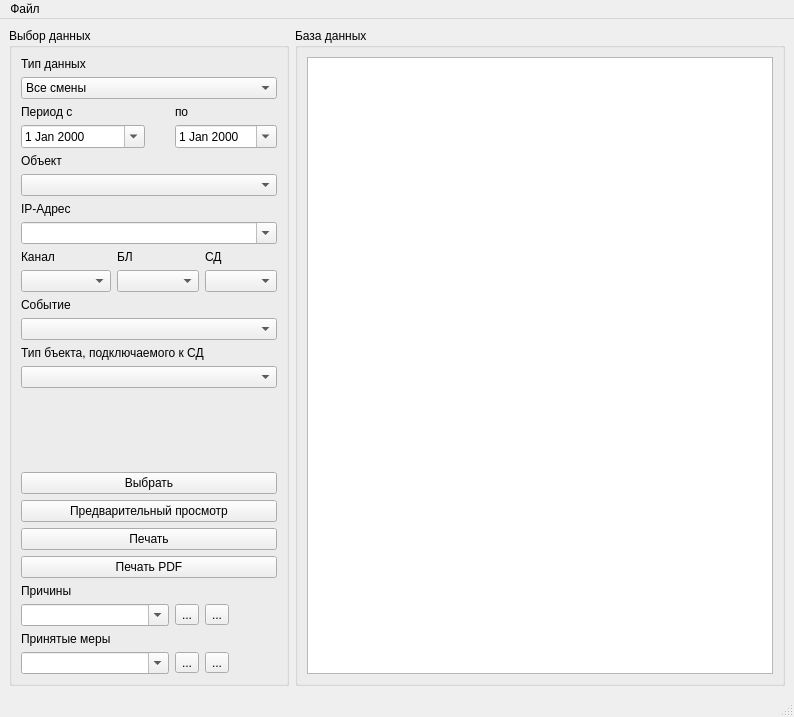
Qt form m_db/MainWindowDB.ui (xXRadioHeadXx/start7) before a commit.
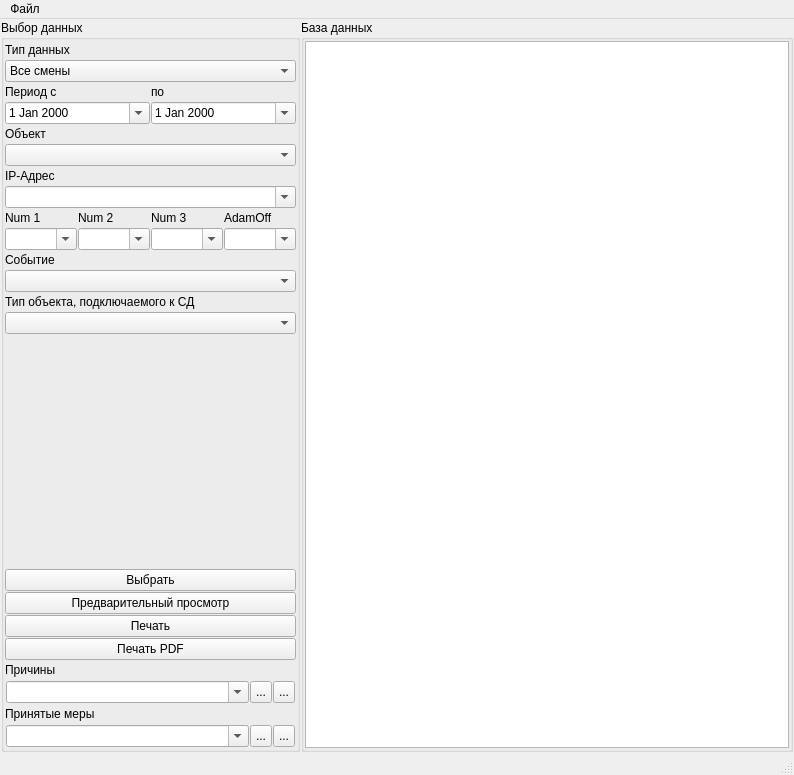
The same form after that commit. Icons and pictures are not drawn.

Patch:
```diff
--- a/m_db/MainWindowDB.ui
+++ b/m_db/MainWindowDB.ui
@@ -7,7 +7,7 @@
     <x>0</x>
     <y>0</y>
     <width>794</width>
-    <height>717</height>
+    <height>775</height>
    </rect>
   </property>
   <property name="windowTitle">
@@ -15,92 +15,488 @@
   </property>
   <widget class="QWidget" name="centralwidget">
    <layout class="QHBoxLayout" name="horizontalLayout">
+    <property name="spacing">
+     <number>1</number>
+    </property>
+    <property name="leftMargin">
+     <number>1</number>
+    </property>
+    <property name="topMargin">
+     <number>1</number>
+    </property>
+    <property name="rightMargin">
+     <number>1</number>
+    </property>
+    <property name="bottomMargin">
+     <number>1</number>
+    </property>
     <item>
      <widget class="QGroupBox" name="groupBox">
       <property name="title">
        <string>Выбор данных</string>
       </property>
-      <layout class="QGridLayout" name="gridLayout">
-       <item row="14" column="0" colspan="6">
-        <widget class="QComboBox" name="comboBox_9"/>
-       </item>
-       <item row="18" column="0" colspan="6">
-        <widget class="QPushButton" name="pushButton_3">
+      <property name="flat">
+       <bool>false</bool>
+      </property>
+      <property name="checkable">
+       <bool>false</bool>
+      </property>
+      <layout class="QVBoxLayout" name="verticalLayout_2">
+       <property name="spacing">
+        <number>1</number>
+       </property>
+       <property name="leftMargin">
+        <number>1</number>
+       </property>
+       <property name="topMargin">
+        <number>1</number>
+       </property>
+       <property name="rightMargin">
+        <number>1</number>
+       </property>
+       <property name="bottomMargin">
+        <number>1</number>
+       </property>
+       <item>
+        <widget class="QLabel" name="label_cmbTypeSearch">
+         <property name="minimumSize">
+          <size>
+           <width>0</width>
+           <height>18</height>
+          </size>
+         </property>
+         <property name="maximumSize">
+          <size>
+           <width>16777215</width>
+           <height>18</height>
+          </size>
+         </property>
          <property name="text">
-          <string>Печать</string>
+          <string>Тип данных</string>
          </property>
         </widget>
        </item>
-       <item row="3" column="4" colspan="2">
-        <widget class="QDateEdit" name="dateEdit_2">
-         <property name="calendarPopup">
-          <bool>true</bool>
+       <item>
+        <widget class="QComboBox" name="comboBox_TypeSearch">
+         <property name="minimumSize">
+          <size>
+           <width>0</width>
+           <height>22</height>
+          </size>
          </property>
+         <property name="maximumSize">
+          <size>
+           <width>16777215</width>
+           <height>22</height>
+          </size>
+         </property>
+         <item>
+          <property name="text">
+           <string>Все смены</string>
+          </property>
+         </item>
+         <item>
+          <property name="text">
+           <string>По параметрам</string>
+          </property>
+         </item>
         </widget>
        </item>
-       <item row="16" column="0" colspan="6">
-        <widget class="QPushButton" name="pushButton">
+       <item>
+        <layout class="QGridLayout" name="gridLayout_2">
+         <property name="spacing">
+          <number>1</number>
+         </property>
+         <item row="1" column="0">
+          <widget class="QDateEdit" name="dateEdit_From">
+           <property name="minimumSize">
+            <size>
+             <width>0</width>
+             <height>22</height>
+            </size>
+           </property>
+           <property name="maximumSize">
+            <size>
+             <width>16777215</width>
+             <height>22</height>
+            </size>
+           </property>
+           <property name="calendarPopup">
+            <bool>true</bool>
+           </property>
+          </widget>
+         </item>
+         <item row="1" column="1">
+          <widget class="QDateEdit" name="dateEdit_To">
+           <property name="minimumSize">
+            <size>
+             <width>0</width>
+             <height>22</height>
+            </size>
+           </property>
+           <property name="maximumSize">
+            <size>
+             <width>16777215</width>
+             <height>22</height>
+            </size>
+           </property>
+           <property name="calendarPopup">
+            <bool>true</bool>
+           </property>
+          </widget>
+         </item>
+         <item row="0" column="0">
+          <widget class="QLabel" name="label_2">
+           <property name="minimumSize">
+            <size>
+             <width>0</width>
+             <height>18</height>
+            </size>
+           </property>
+           <property name="maximumSize">
+            <size>
+             <width>16777215</width>
+             <height>18</height>
+            </size>
+           </property>
+           <property name="text">
+            <string>Период с</string>
+           </property>
+          </widget>
+         </item>
+         <item row="0" column="1">
+          <widget class="QLabel" name="label_3">
+           <property name="minimumSize">
+            <size>
+             <width>0</width>
+             <height>18</height>
+            </size>
+           </property>
+           <property name="maximumSize">
+            <size>
+             <width>16777215</width>
+             <height>18</height>
+            </size>
+           </property>
+           <property name="text">
+            <string>по</string>
+           </property>
+          </widget>
+         </item>
+        </layout>
+       </item>
+       <item>
+        <widget class="QLabel" name="label_cmbTypeUN">
+         <property name="minimumSize">
+          <size>
+           <width>0</width>
+           <height>18</height>
+          </size>
+         </property>
+         <property name="maximumSize">
+          <size>
+           <width>16777215</width>
+           <height>18</height>
+          </size>
+         </property>
          <property name="text">
-          <string>Выбрать</string>
+          <string>Объект</string>
          </property>
         </widget>
        </item>
-       <item row="17" column="0" colspan="6">
-        <widget class="QPushButton" name="pushButton_2">
-         <property name="text">
-          <string>Предварительный просмотр</string>
+       <item>
+        <widget class="QComboBox" name="comboBox_TypeUN">
+         <property name="minimumSize">
+          <size>
+           <width>0</width>
+           <height>22</height>
+          </size>
          </property>
+         <property name="maximumSize">
+          <size>
+           <width>16777215</width>
+           <height>22</height>
+          </size>
+         </property>
+         <property name="editable">
+          <bool>false</bool>
+         </property>
         </widget>
        </item>
-       <item row="6" column="0" colspan="6">
-        <widget class="QLabel" name="label_12">
+       <item>
+        <widget class="QLabel" name="label_cmbIPAddress">
+         <property name="minimumSize">
+          <size>
+           <width>0</width>
+           <height>18</height>
+          </size>
+         </property>
+         <property name="maximumSize">
+          <size>
+           <width>16777215</width>
+           <height>18</height>
+          </size>
+         </property>
          <property name="text">
           <string>IP-Адрес </string>
          </property>
         </widget>
        </item>
-       <item row="10" column="2" colspan="3">
-        <widget class="QComboBox" name="comboBox_7"/>
-       </item>
-       <item row="3" column="0" colspan="3">
-        <widget class="QDateEdit" name="dateEdit">
-         <property name="calendarPopup">
+       <item>
+        <widget class="QComboBox" name="comboBox_IPAddress">
+         <property name="enabled">
           <bool>true</bool>
          </property>
+         <property name="minimumSize">
+          <size>
+           <width>0</width>
+           <height>22</height>
+          </size>
+         </property>
+         <property name="maximumSize">
+          <size>
+           <width>16777215</width>
+           <height>22</height>
+          </size>
+         </property>
+         <property name="editable">
+          <bool>true</bool>
+         </property>
         </widget>
        </item>
-       <item row="12" column="0" colspan="6">
-        <widget class="QComboBox" name="comboBox_3"/>
-       </item>
-       <item row="2" column="4">
-        <widget class="QLabel" name="label_3">
-         <property name="text">
-          <string>по</string>
+       <item>
+        <layout class="QGridLayout" name="gridLayout">
+         <property name="spacing">
+          <number>1</number>
          </property>
-        </widget>
+         <item row="0" column="1">
+          <widget class="QLabel" name="label_cmbNum2">
+           <property name="minimumSize">
+            <size>
+             <width>0</width>
+             <height>18</height>
+            </size>
+           </property>
+           <property name="maximumSize">
+            <size>
+             <width>16777215</width>
+             <height>18</height>
+            </size>
+           </property>
+           <property name="text">
+            <string>Num 2</string>
+           </property>
+          </widget>
+         </item>
+         <item row="0" column="2">
+          <widget class="QLabel" name="label_cmbNum3">
+           <property name="minimumSize">
+            <size>
+             <width>0</width>
+             <height>18</height>
+            </size>
+           </property>
+           <property name="maximumSize">
+            <size>
+             <width>16777215</width>
+             <height>18</height>
+            </size>
+           </property>
+           <property name="text">
+            <string>Num 3</string>
+           </property>
+          </widget>
+         </item>
+         <item row="1" column="3">
+          <widget class="QComboBox" name="comboBox_AdamOff">
+           <property name="minimumSize">
+            <size>
+             <width>0</width>
+             <height>22</height>
+            </size>
+           </property>
+           <property name="maximumSize">
+            <size>
+             <width>16777215</width>
+             <height>22</height>
+            </size>
+           </property>
+           <property name="acceptDrops">
+            <bool>false</bool>
+           </property>
+           <property name="editable">
+            <bool>true</bool>
+           </property>
+          </widget>
+         </item>
+         <item row="1" column="2">
+          <widget class="QComboBox" name="comboBox_Num3">
+           <property name="minimumSize">
+            <size>
+             <width>0</width>
+             <height>22</height>
+            </size>
+           </property>
+           <property name="maximumSize">
+            <size>
+             <width>16777215</width>
+             <height>22</height>
+            </size>
+           </property>
+           <property name="editable">
+            <bool>true</bool>
+           </property>
+          </widget>
+         </item>
+         <item row="1" column="1">
+          <widget class="QComboBox" name="comboBox_Num2">
+           <property name="minimumSize">
+            <size>
+             <width>0</width>
+             <height>22</height>
+            </size>
+           </property>
+           <property name="maximumSize">
+            <size>
+             <width>16777215</width>
+             <height>22</height>
+            </size>
+           </property>
+           <property name="editable">
+            <bool>true</bool>
+           </property>
+          </widget>
+         </item>
+         <item row="0" column="0">
+          <widget class="QLabel" name="label_cmbNum1">
+           <property name="minimumSize">
+            <size>
+             <width>0</width>
+             <height>18</height>
+            </size>
+           </property>
+           <property name="maximumSize">
+            <size>
+             <width>16777215</width>
+             <height>18</height>
+            </size>
+           </property>
+           <property name="text">
+            <string>Num 1</string>
+           </property>
+          </widget>
+         </item>
+         <item row="0" column="3">
+          <widget class="QLabel" name="label_cmbAdamOff">
+           <property name="minimumSize">
+            <size>
+             <width>0</width>
+             <height>18</height>
+            </size>
+           </property>
+           <property name="maximumSize">
+            <size>
+             <width>16777215</width>
+             <height>18</height>
+            </size>
+           </property>
+           <property name="text">
+            <string>AdamOff</string>
+           </property>
+          </widget>
+         </item>
+         <item row="1" column="0">
+          <widget class="QComboBox" name="comboBox_Num1">
+           <property name="minimumSize">
+            <size>
+             <width>0</width>
+             <height>22</height>
+            </size>
+           </property>
+           <property name="maximumSize">
+            <size>
+             <width>16777215</width>
+             <height>22</height>
+            </size>
+           </property>
+           <property name="editable">
+            <bool>true</bool>
+           </property>
+          </widget>
+         </item>
+        </layout>
        </item>
-       <item row="11" column="0" colspan="2">
-        <widget class="QLabel" name="label_5">
+       <item>
+        <widget class="QLabel" name="label_cmbTypeEvent">
+         <property name="minimumSize">
+          <size>
+           <width>0</width>
+           <height>18</height>
+          </size>
+         </property>
+         <property name="maximumSize">
+          <size>
+           <width>16777215</width>
+           <height>18</height>
+          </size>
+         </property>
          <property name="text">
           <string>Событие</string>
          </property>
         </widget>
        </item>
-       <item row="8" column="5">
-        <widget class="QLabel" name="label_10">
-         <property name="text">
-          <string>СД</string>
+       <item>
+        <widget class="QComboBox" name="comboBox_TypeEvent">
+         <property name="minimumSize">
+          <size>
+           <width>0</width>
+           <height>22</height>
+          </size>
          </property>
+         <property name="maximumSize">
+          <size>
+           <width>16777215</width>
+           <height>22</height>
+          </size>
+         </property>
         </widget>
        </item>
-       <item row="23" column="5">
-        <widget class="QToolButton" name="toolButtonRemoveTakenMeasures">
+       <item>
+        <widget class="QLabel" name="label_cmbTypeOutUN">
+         <property name="minimumSize">
+          <size>
+           <width>0</width>
+           <height>18</height>
+          </size>
+         </property>
+         <property name="maximumSize">
+          <size>
+           <width>16777215</width>
+           <height>18</height>
+          </size>
+         </property>
          <property name="text">
-          <string>...</string>
+          <string>Тип объекта, подключаемого к СД</string>
          </property>
         </widget>
        </item>
-       <item row="15" column="1">
+       <item>
+        <widget class="QComboBox" name="comboBox_TypeOutUN">
+         <property name="minimumSize">
+          <size>
+           <width>0</width>
+           <height>22</height>
+          </size>
+         </property>
+         <property name="maximumSize">
+          <size>
+           <width>16777215</width>
+           <height>22</height>
+          </size>
+         </property>
+        </widget>
+       </item>
+       <item>
         <spacer name="verticalSpacer">
          <property name="orientation">
           <enum>Qt::Vertical</enum>
@@ -113,136 +509,311 @@
          </property>
         </spacer>
        </item>
-       <item row="0" column="0" colspan="2">
-        <widget class="QLabel" name="label">
-         <property name="text">
-          <string>Тип данных</string>
+       <item>
+        <widget class="QPushButton" name="pushButton_UpdSelections">
+         <property name="minimumSize">
+          <size>
+           <width>0</width>
+           <height>22</height>
+          </size>
          </property>
-        </widget>
-       </item>
-       <item row="10" column="0" colspan="2">
-        <widget class="QComboBox" name="comboBox_6"/>
-       </item>
-       <item row="8" column="2" colspan="2">
-        <widget class="QLabel" name="label_9">
-         <property name="text">
-          <string>БЛ</string>
+         <property name="maximumSize">
+          <size>
+           <width>16777215</width>
+           <height>22</height>
+          </size>
          </property>
-        </widget>
-       </item>
-       <item row="4" column="0" colspan="2">
-        <widget class="QLabel" name="label_4">
          <property name="text">
-          <string>Объект</string>
+          <string>Выбрать</string>
          </property>
         </widget>
        </item>
-       <item row="2" column="0" colspan="2">
-        <widget class="QLabel" name="label_2">
-         <property name="text">
-          <string>Период с</string>
+       <item>
+        <widget class="QPushButton" name="pushButton_2">
+         <property name="minimumSize">
+          <size>
+           <width>0</width>
+           <height>22</height>
+          </size>
          </property>
-        </widget>
-       </item>
-       <item row="8" column="0" colspan="2">
-        <widget class="QLabel" name="label_8">
-         <property name="text">
-          <string>Канал</string>
+         <property name="maximumSize">
+          <size>
+           <width>16777215</width>
+           <height>22</height>
+          </size>
          </property>
-        </widget>
-       </item>
-       <item row="13" column="0" colspan="6">
-        <widget class="QLabel" name="label_11">
          <property name="text">
-          <string>Тип бъекта, подключаемого к СД</string>
+          <string>Предварительный просмотр</string>
          </property>
         </widget>
        </item>
-       <item row="5" column="0" colspan="6">
-        <widget class="QComboBox" name="comboBox_2"/>
-       </item>
-       <item row="1" column="0" colspan="6">
-        <widget class="QComboBox" name="comboBox">
-         <item>
-          <property name="text">
-           <string>Все смены</string>
-          </property>
-         </item>
-         <item>
-          <property name="text">
-           <string>По параметрам</string>
-          </property>
-         </item>
-        </widget>
-       </item>
-       <item row="23" column="4">
-        <widget class="QToolButton" name="toolButtonAddTakenMeasures">
-         <property name="text">
-          <string>...</string>
+       <item>
+        <widget class="QPushButton" name="pushButton_3">
+         <property name="minimumSize">
+          <size>
+           <width>0</width>
+           <height>22</height>
+          </size>
          </property>
-        </widget>
-       </item>
-       <item row="10" column="5">
-        <widget class="QComboBox" name="comboBox_8"/>
-       </item>
-       <item row="21" column="4">
-        <widget class="QToolButton" name="toolButtonAddReason">
-         <property name="text">
-          <string>...</string>
+         <property name="maximumSize">
+          <size>
+           <width>16777215</width>
+           <height>22</height>
+          </size>
          </property>
-        </widget>
-       </item>
-       <item row="7" column="0" colspan="6">
-        <widget class="QComboBox" name="comboBox_4">
-         <property name="enabled">
-          <bool>true</bool>
-         </property>
-         <property name="editable">
-          <bool>true</bool>
-         </property>
-        </widget>
-       </item>
-       <item row="21" column="5">
-        <widget class="QToolButton" name="toolButtonRemoveReason">
          <property name="text">
-          <string>...</string>
+          <string>Печать</string>
          </property>
         </widget>
        </item>
-       <item row="19" column="0" colspan="6">
+       <item>
         <widget class="QPushButton" name="pushButton_4">
+         <property name="minimumSize">
+          <size>
+           <width>0</width>
+           <height>22</height>
+          </size>
+         </property>
+         <property name="maximumSize">
+          <size>
+           <width>16777215</width>
+           <height>22</height>
+          </size>
+         </property>
          <property name="text">
           <string>Печать PDF</string>
          </property>
         </widget>
        </item>
-       <item row="20" column="0" colspan="2">
+       <item>
         <widget class="QLabel" name="label_6">
+         <property name="minimumSize">
+          <size>
+           <width>0</width>
+           <height>18</height>
+          </size>
+         </property>
+         <property name="maximumSize">
+          <size>
+           <width>16777215</width>
+           <height>18</height>
+          </size>
+         </property>
          <property name="text">
           <string>Причины</string>
          </property>
         </widget>
        </item>
-       <item row="21" column="0" colspan="4">
-        <widget class="QComboBox" name="comboBoxReason">
-         <property name="editable">
-          <bool>true</bool>
+       <item>
+        <layout class="QGridLayout" name="gridLayout_3">
+         <property name="leftMargin">
+          <number>1</number>
          </property>
-        </widget>
+         <property name="topMargin">
+          <number>1</number>
+         </property>
+         <property name="rightMargin">
+          <number>1</number>
+         </property>
+         <property name="bottomMargin">
+          <number>1</number>
+         </property>
+         <property name="spacing">
+          <number>1</number>
+         </property>
+         <item row="0" column="0">
+          <widget class="QComboBox" name="comboBoxReason">
+           <property name="minimumSize">
+            <size>
+             <width>0</width>
+             <height>22</height>
+            </size>
+           </property>
+           <property name="maximumSize">
+            <size>
+             <width>16777215</width>
+             <height>22</height>
+            </size>
+           </property>
+           <property name="editable">
+            <bool>true</bool>
+           </property>
+          </widget>
+         </item>
+         <item row="0" column="1">
+          <widget class="QToolButton" name="toolButtonAddReason">
+           <property name="minimumSize">
+            <size>
+             <width>22</width>
+             <height>22</height>
+            </size>
+           </property>
+           <property name="maximumSize">
+            <size>
+             <width>22</width>
+             <height>22</height>
+            </size>
+           </property>
+           <property name="text">
+            <string>...</string>
+           </property>
+           <property name="icon">
+            <iconset resource="resource.qrc">
+             <normaloff>:/icons/cross2_green_20_20.png</normaloff>:/icons/cross2_green_20_20.png</iconset>
+           </property>
+           <property name="iconSize">
+            <size>
+             <width>20</width>
+             <height>20</height>
+            </size>
+           </property>
+          </widget>
+         </item>
+         <item row="0" column="2">
+          <widget class="QToolButton" name="toolButtonRemoveReason">
+           <property name="minimumSize">
+            <size>
+             <width>22</width>
+             <height>22</height>
+            </size>
+           </property>
+           <property name="maximumSize">
+            <size>
+             <width>22</width>
+             <height>22</height>
+            </size>
+           </property>
+           <property name="text">
+            <string>...</string>
+           </property>
+           <property name="icon">
+            <iconset resource="resource.qrc">
+             <normaloff>:/icons/line_red_20_20.png</normaloff>:/icons/line_red_20_20.png</iconset>
+           </property>
+           <property name="iconSize">
+            <size>
+             <width>20</width>
+             <height>20</height>
+            </size>
+           </property>
+          </widget>
+         </item>
+        </layout>
        </item>
-       <item row="22" column="0" colspan="2">
+       <item>
         <widget class="QLabel" name="label_7">
+         <property name="minimumSize">
+          <size>
+           <width>0</width>
+           <height>18</height>
+          </size>
+         </property>
+         <property name="maximumSize">
+          <size>
+           <width>16777215</width>
+           <height>18</height>
+          </size>
+         </property>
          <property name="text">
           <string>Принятые меры</string>
          </property>
         </widget>
        </item>
-       <item row="23" column="0" colspan="4">
-        <widget class="QComboBox" name="comboBoxTakenMeasures">
-         <property name="editable">
-          <bool>true</bool>
+       <item>
+        <layout class="QGridLayout" name="gridLayout_4">
+         <property name="leftMargin">
+          <number>1</number>
          </property>
-        </widget>
+         <property name="topMargin">
+          <number>1</number>
+         </property>
+         <property name="rightMargin">
+          <number>1</number>
+         </property>
+         <property name="bottomMargin">
+          <number>1</number>
+         </property>
+         <property name="spacing">
+          <number>1</number>
+         </property>
+         <item row="0" column="0">
+          <widget class="QComboBox" name="comboBoxTakenMeasures">
+           <property name="minimumSize">
+            <size>
+             <width>0</width>
+             <height>22</height>
+            </size>
+           </property>
+           <property name="maximumSize">
+            <size>
+             <width>16777215</width>
+             <height>22</height>
+            </size>
+           </property>
+           <property name="editable">
+            <bool>true</bool>
+           </property>
+          </widget>
+         </item>
+         <item row="0" column="1">
+          <widget class="QToolButton" name="toolButtonAddTakenMeasures">
+           <property name="minimumSize">
+            <size>
+             <width>22</width>
+             <height>22</height>
+            </size>
+           </property>
+           <property name="maximumSize">
+            <size>
+             <width>22</width>
+             <height>22</height>
+            </size>
+           </property>
+           <property name="text">
+            <string>...</string>
+           </property>
+           <property name="icon">
+            <iconset resource="resource.qrc">
+             <normaloff>:/icons/cross2_green_20_20.png</normaloff>:/icons/cross2_green_20_20.png</iconset>
+           </property>
+           <property name="iconSize">
+            <size>
+             <width>20</width>
+             <height>20</height>
+            </size>
+           </property>
+          </widget>
+         </item>
+         <item row="0" column="2">
+          <widget class="QToolButton" name="toolButtonRemoveTakenMeasures">
+           <property name="minimumSize">
+            <size>
+             <width>22</width>
+             <height>22</height>
+            </size>
+           </property>
+           <property name="maximumSize">
+            <size>
+             <width>22</width>
+             <height>22</height>
+            </size>
+           </property>
+           <property name="text">
+            <string>...</string>
+           </property>
+           <property name="icon">
+            <iconset resource="resource.qrc">
+             <normaloff>:/icons/line_red_20_20.png</normaloff>:/icons/line_red_20_20.png</iconset>
+           </property>
+           <property name="iconSize">
+            <size>
+             <width>20</width>
+             <height>20</height>
+            </size>
+           </property>
+          </widget>
+         </item>
+        </layout>
        </item>
       </layout>
      </widget>
@@ -253,6 +824,21 @@
        <string>База данных</string>
       </property>
       <layout class="QVBoxLayout" name="verticalLayout">
+       <property name="spacing">
+        <number>1</number>
+       </property>
+       <property name="leftMargin">
+        <number>1</number>
+       </property>
+       <property name="topMargin">
+        <number>1</number>
+       </property>
+       <property name="rightMargin">
+        <number>1</number>
+       </property>
+       <property name="bottomMargin">
+        <number>1</number>
+       </property>
        <item>
         <widget class="QTableView" name="tableView">
          <property name="editTriggers">
@@ -264,6 +850,15 @@
          <property name="selectionBehavior">
           <enum>QAbstractItemView::SelectRows</enum>
          </property>
+         <attribute name="horizontalHeaderMinimumSectionSize">
+          <number>43</number>
+         </attribute>
+         <attribute name="verticalHeaderMinimumSectionSize">
+          <number>18</number>
+         </attribute>
+         <attribute name="verticalHeaderDefaultSectionSize">
+          <number>18</number>
+         </attribute>
         </widget>
        </item>
       </layout>
```
Left out of the diff: 167 changed lines with no effect on the pictures.
